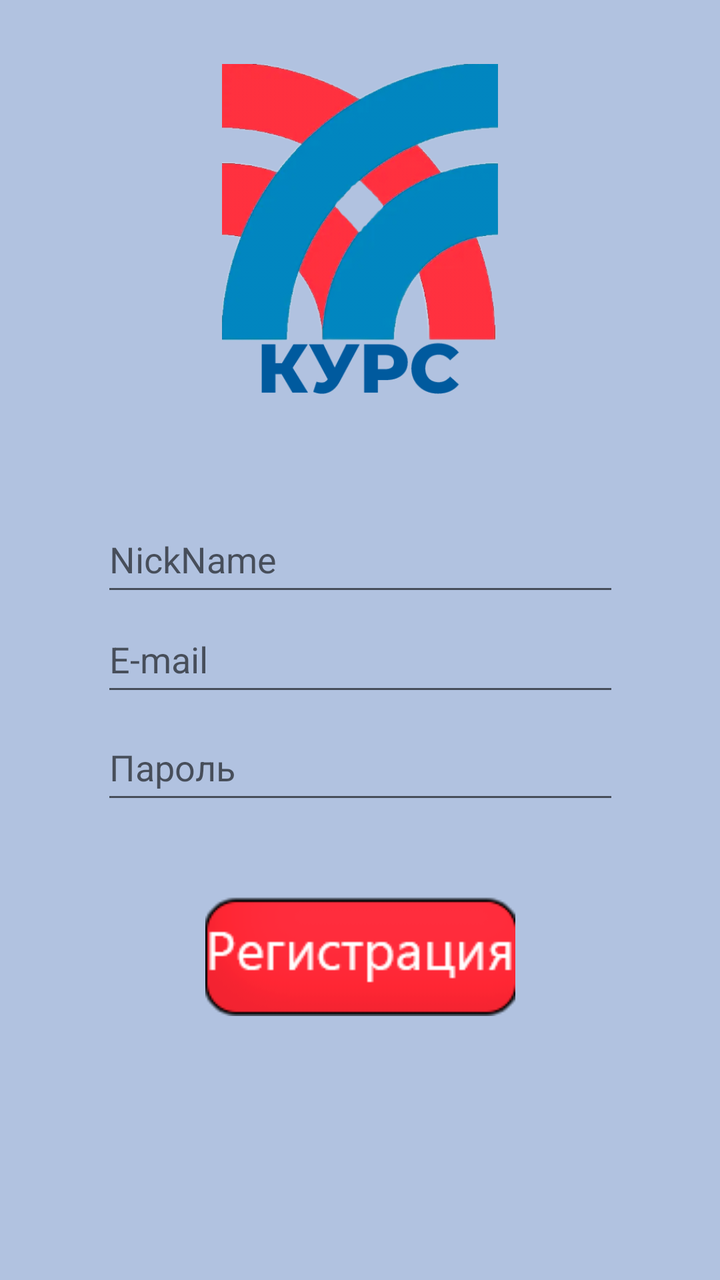
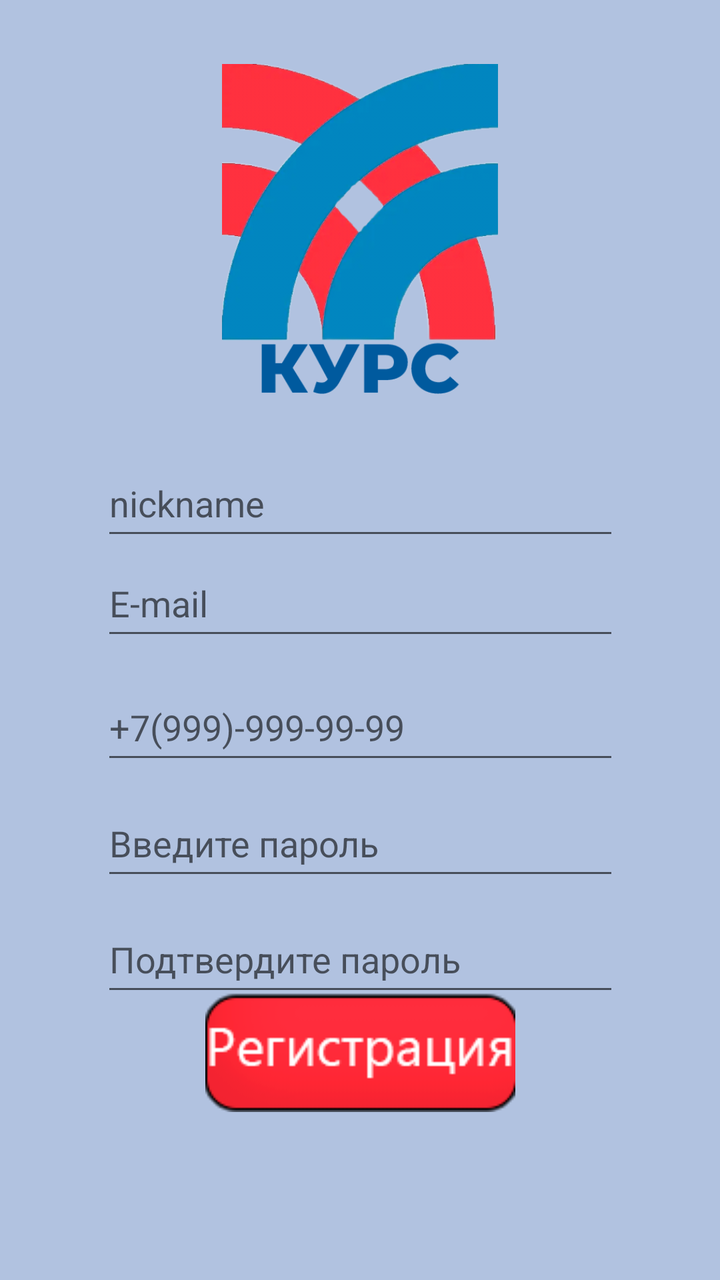

The first picture is an Android layout as it rendered before a commit; the second is the same layout after the commit. The layout source and the unified diff follow.
<!-- AndroidManifest.xml: application theme AppTheme -->
<!-- res/layout/activity_registration.xml -->
<?xml version="1.0" encoding="utf-8"?>
<androidx.constraintlayout.widget.ConstraintLayout xmlns:android="http://schemas.android.com/apk/res/android"
        xmlns:tools="http://schemas.android.com/tools"
        xmlns:app="http://schemas.android.com/apk/res-auto"
        android:id="@+id/main"
        android:layout_width="match_parent"
        android:layout_height="match_parent"
        tools:context=".registration"
        android:background="@color/background">

    <ImageView
            android:layout_width="150dp"
            android:layout_height="165dp"
            android:importantForAccessibility="no"
            app:srcCompat="@drawable/icon"
            android:id="@+id/ImageUKRTB"
            app:layout_constraintTop_toTopOf="parent"
            app:layout_constraintStart_toStartOf="parent"
            app:layout_constraintEnd_toEndOf="parent"
            android:layout_marginTop="32dp"
            tools:ignore="ImageContrastCheck" />

    <EditText
            android:layout_width="259dp"
            android:layout_height="50dp"
            android:autofillHints=""
            android:hint="NickName"
            android:ems="10"
            android:id="@+id/NickName"
            app:layout_constraintStart_toStartOf="parent"
            app:layout_constraintEnd_toEndOf="parent"
            app:layout_constraintTop_toBottomOf="@+id/ImageUKRTB"
            android:layout_marginTop="56dp"
            android:minHeight="48dp"
            app:layout_constraintHorizontal_bias="0.503"
            tools:ignore="TextFields" />

    <EditText
            android:layout_width="259dp"
            android:layout_height="50dp"
            android:hint="@string/login"
            android:ems="10"
            android:id="@+id/edLogin"
            android:importantForAutofill="no"
            app:layout_constraintStart_toStartOf="parent"
            app:layout_constraintEnd_toEndOf="parent"
            app:layout_constraintTop_toBottomOf="@+id/NickName"
            android:minHeight="48dp"
            app:layout_constraintHorizontal_bias="0.503"
            tools:ignore="TextFields" />

    <EditText
            android:layout_width="259dp"
            android:layout_height="50dp"
            android:hint="@string/password"
            android:ems="10"
            android:id="@+id/edPassword"
            android:importantForAutofill="no"
            app:layout_constraintStart_toStartOf="parent"
            app:layout_constraintEnd_toEndOf="parent"
            app:layout_constraintTop_toBottomOf="@+id/edLogin"
            android:minHeight="48dp"
            app:layout_constraintHorizontal_bias="0.503"
            android:layout_marginTop="4dp"
            tools:ignore="TextFields" />

    <ImageButton
            android:layout_width="164dp"
            android:layout_height="60dp"
            android:importantForAccessibility="no"
            app:srcCompat="@drawable/reg"
            android:id="@+id/RegButton"
            android:background="#00FFFFFF"
            app:layout_constraintEnd_toEndOf="parent"
            app:layout_constraintStart_toStartOf="parent"
            app:layout_constraintBottom_toBottomOf="parent"
            app:layout_constraintVertical_bias="0.237"
            app:layout_constraintTop_toBottomOf="@+id/edPassword"
            tools:ignore="SpeakableTextPresentCheck,ImageContrastCheck" />


</androidx.constraintlayout.widget.ConstraintLayout>
<!-- resources referenced by this layout -->
<resources>
  <color name="background">#B1C2E0</color>
  <!-- drawable icon: png bitmap (drawable, 71128 bytes) -->
  <!-- drawable reg: png bitmap (drawable, 6707 bytes) -->
  <string name="login">E-mail</string>
  <string name="password">Пароль</string>
  <style name="AppTheme" parent="Theme.AppCompat.Light.NoActionBar">
          <item name="colorPrimary">@color/upcolor</item>
          <item name="colorPrimaryDark">@color/upcolordark</item>
          <item name="colorAccent">@color/upcolordark</item>
      </style>
  <color name="upcolor">#1974D2</color>
  <color name="upcolordark">#12467c</color>
</resources>

<!-- the commit's change to res/layout/activity_registration.xml (unified diff, before → after) -->
@@ -1,82 +1,111 @@
 <?xml version="1.0" encoding="utf-8"?>
 <androidx.constraintlayout.widget.ConstraintLayout xmlns:android="http://schemas.android.com/apk/res/android"
-        xmlns:tools="http://schemas.android.com/tools"
-        xmlns:app="http://schemas.android.com/apk/res-auto"
-        android:id="@+id/main"
-        android:layout_width="match_parent"
-        android:layout_height="match_parent"
-        tools:context=".registration"
-        android:background="@color/background">
+    xmlns:app="http://schemas.android.com/apk/res-auto"
+    xmlns:tools="http://schemas.android.com/tools"
+    android:id="@+id/main"
+    android:layout_width="match_parent"
+    android:layout_height="match_parent"
+    android:background="@color/background"
+    tools:context=".registration">
 
     <ImageView
-            android:layout_width="150dp"
-            android:layout_height="165dp"
-            android:importantForAccessibility="no"
-            app:srcCompat="@drawable/icon"
-            android:id="@+id/ImageUKRTB"
-            app:layout_constraintTop_toTopOf="parent"
-            app:layout_constraintStart_toStartOf="parent"
-            app:layout_constraintEnd_toEndOf="parent"
-            android:layout_marginTop="32dp"
-            tools:ignore="ImageContrastCheck" />
+        android:id="@+id/ImageUKRTB"
+        android:layout_width="150dp"
+        android:layout_height="165dp"
+        android:layout_marginTop="32dp"
+        android:importantForAccessibility="no"
+        app:layout_constraintEnd_toEndOf="parent"
+        app:layout_constraintStart_toStartOf="parent"
+        app:layout_constraintTop_toTopOf="parent"
+        app:srcCompat="@drawable/icon"
+        tools:ignore="ImageContrastCheck" />
 
     <EditText
-            android:layout_width="259dp"
-            android:layout_height="50dp"
-            android:autofillHints=""
-            android:hint="NickName"
-            android:ems="10"
-            android:id="@+id/NickName"
-            app:layout_constraintStart_toStartOf="parent"
-            app:layout_constraintEnd_toEndOf="parent"
-            app:layout_constraintTop_toBottomOf="@+id/ImageUKRTB"
-            android:layout_marginTop="56dp"
-            android:minHeight="48dp"
-            app:layout_constraintHorizontal_bias="0.503"
-            tools:ignore="TextFields" />
+        android:id="@+id/NickName"
+        android:layout_width="259dp"
+        android:layout_height="50dp"
+        android:layout_marginTop="28dp"
+        android:autofillHints=""
+        android:ems="10"
+        android:hint="@string/nickname"
+        android:minHeight="48dp"
+        app:layout_constraintEnd_toEndOf="parent"
+        app:layout_constraintHorizontal_bias="0.503"
+        app:layout_constraintStart_toStartOf="parent"
+        app:layout_constraintTop_toBottomOf="@+id/ImageUKRTB"
+        tools:ignore="TextFields" />
 
     <EditText
-            android:layout_width="259dp"
-            android:layout_height="50dp"
-            android:hint="@string/login"
-            android:ems="10"
-            android:id="@+id/edLogin"
-            android:importantForAutofill="no"
-            app:layout_constraintStart_toStartOf="parent"
-            app:layout_constraintEnd_toEndOf="parent"
-            app:layout_constraintTop_toBottomOf="@+id/NickName"
-            android:minHeight="48dp"
-            app:layout_constraintHorizontal_bias="0.503"
-            tools:ignore="TextFields" />
+        android:id="@+id/edLogin"
+        android:layout_width="259dp"
+        android:layout_height="50dp"
+        android:ems="10"
+        android:hint="@string/login"
+        android:importantForAutofill="no"
+        android:minHeight="48dp"
+        app:layout_constraintEnd_toEndOf="parent"
+        app:layout_constraintHorizontal_bias="0.503"
+        app:layout_constraintStart_toStartOf="parent"
+        app:layout_constraintTop_toBottomOf="@+id/NickName"
+        tools:ignore="TextFields" />
 
     <EditText
-            android:layout_width="259dp"
-            android:layout_height="50dp"
-            android:hint="@string/password"
-            android:ems="10"
-            android:id="@+id/edPassword"
-            android:importantForAutofill="no"
-            app:layout_constraintStart_toStartOf="parent"
-            app:layout_constraintEnd_toEndOf="parent"
-            app:layout_constraintTop_toBottomOf="@+id/edLogin"
-            android:minHeight="48dp"
-            app:layout_constraintHorizontal_bias="0.503"
-            android:layout_marginTop="4dp"
-            tools:ignore="TextFields" />
+        android:id="@+id/edPhone"
+        android:layout_width="259dp"
+        android:layout_height="50dp"
+        android:layout_marginTop="12dp"
+        android:ems="10"
+        android:hint="+7(999)-999-99-99"
+        android:importantForAutofill="no"
+        android:minHeight="48dp"
+        app:layout_constraintEnd_toEndOf="parent"
+        app:layout_constraintStart_toStartOf="parent"
+        app:layout_constraintTop_toBottomOf="@+id/edLogin"
+        tools:ignore="MissingConstraints,TextFields" />
+
+    <EditText
+        android:id="@+id/edPassword"
+        android:layout_width="259dp"
+        android:layout_height="50dp"
+        android:layout_marginTop="8dp"
+        android:ems="10"
+        android:hint="Введите пароль"
+        android:importantForAutofill="no"
+        android:minHeight="48dp"
+        app:layout_constraintEnd_toEndOf="parent"
+        app:layout_constraintHorizontal_bias="0.503"
+        app:layout_constraintStart_toStartOf="parent"
+        app:layout_constraintTop_toBottomOf="@+id/edPhone"
+        tools:ignore="TextFields" />
+
+    <EditText
+        android:id="@+id/edSuccsesPassword"
+        android:layout_width="259dp"
+        android:layout_height="50dp"
+        android:layout_marginTop="8dp"
+        android:ems="10"
+        android:hint="Подтвердите пароль"
+        android:importantForAutofill="no"
+        android:minHeight="48dp"
+        app:layout_constraintEnd_toEndOf="parent"
+        app:layout_constraintHorizontal_bias="0.503"
+        app:layout_constraintStart_toStartOf="parent"
+        app:layout_constraintTop_toBottomOf="@+id/edPassword"
+        tools:ignore="TextFields" />
+
 
     <ImageButton
-            android:layout_width="164dp"
-            android:layout_height="60dp"
-            android:importantForAccessibility="no"
-            app:srcCompat="@drawable/reg"
-            android:id="@+id/RegButton"
-            android:background="#00FFFFFF"
-            app:layout_constraintEnd_toEndOf="parent"
-            app:layout_constraintStart_toStartOf="parent"
-            app:layout_constraintBottom_toBottomOf="parent"
-            app:layout_constraintVertical_bias="0.237"
-            app:layout_constraintTop_toBottomOf="@+id/edPassword"
-            tools:ignore="SpeakableTextPresentCheck,ImageContrastCheck" />
+        android:id="@+id/RegButton"
+        android:layout_width="164dp"
+        android:layout_height="60dp"
+        android:layout_marginBottom="84dp"
+        android:background="#00FFFFFF"
+        android:importantForAccessibility="no"
+        app:layout_constraintBottom_toBottomOf="parent"
+        app:layout_constraintEnd_toEndOf="parent"
+        app:layout_constraintStart_toStartOf="parent"
+        app:srcCompat="@drawable/reg"
+        tools:ignore="SpeakableTextPresentCheck,ImageContrastCheck" />
 
 
 </androidx.constraintlayout.widget.ConstraintLayout>
<!-- resource entries referenced after the edit -->
@@ -4,7 +4,7 @@
   <!-- drawable icon: png bitmap (drawable, 71128 bytes) -->
   <!-- drawable reg: png bitmap (drawable, 6707 bytes) -->
   <string name="login">E-mail</string>
-  <string name="password">Пароль</string>
+  <string name="nickname">nickname</string>
   <style name="AppTheme" parent="Theme.AppCompat.Light.NoActionBar">
           <item name="colorPrimary">@color/upcolor</item>
           <item name="colorPrimaryDark">@color/upcolordark</item>
